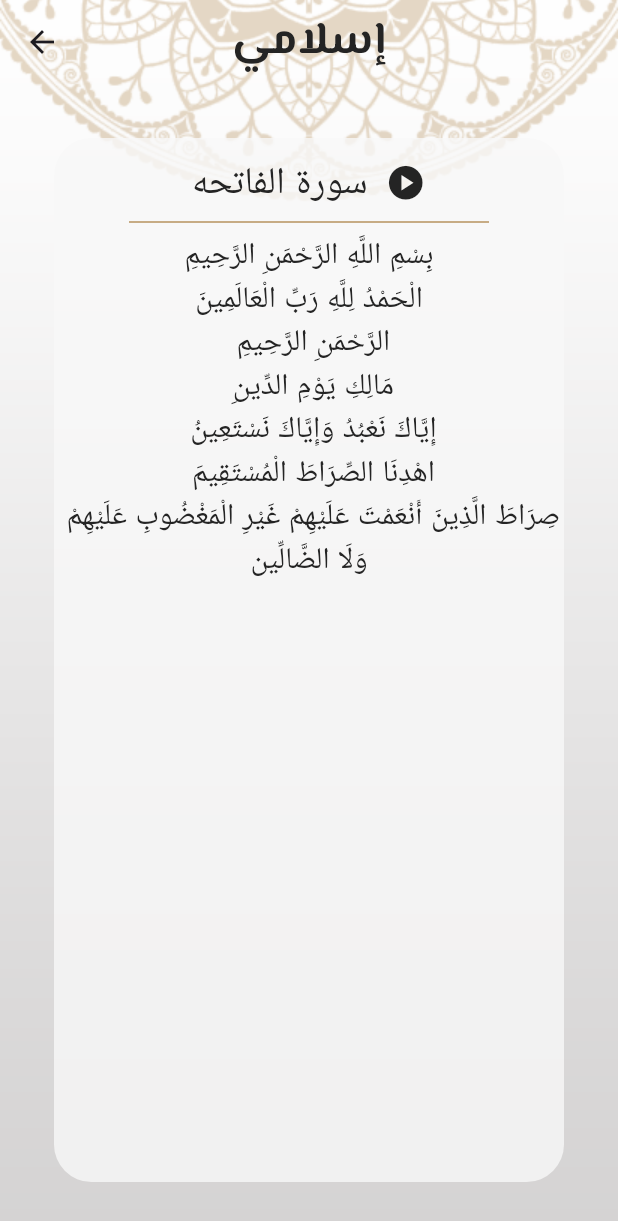
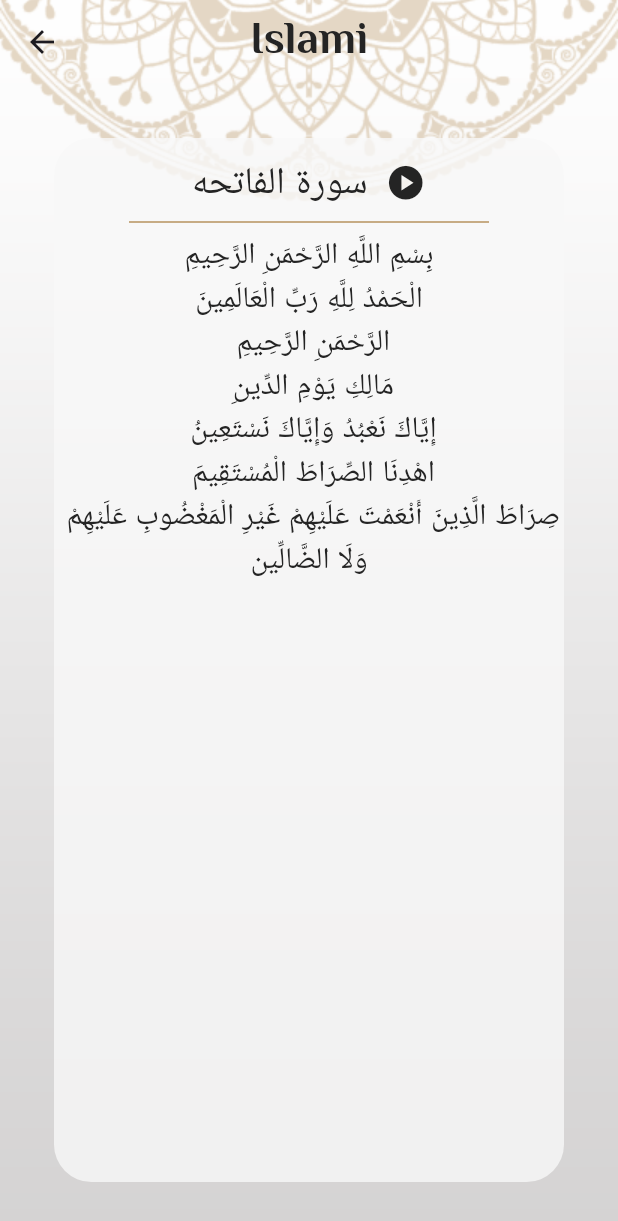
Before and after one commit to Mariam-Elkhelawy/Iqraa, a Flutter app: the QuranTab widget shown alone on an empty page, opened directly, after a tap on "الفاتحه", on a phone screen of 412 x 824 dp. Shown: the top 1221 px of the screen. Run offline on Flutter 3.47's test engine with Material 3 defaults, Android fonts, the phone set to English and light mode, and no system bars; our stand-ins replace another_flutter_splash_screen, google_fonts; generated files the repository leaves out were written again.

Commit message:
localization done

```diff
--- /dev/null
+++ b/l10n.yaml
@@ -0,0 +1,3 @@
+arb-dir: lib/l10n
+template-arb-file: app_en.arb
+output-localization-file: app_localizations.dart
--- a/lib/hadith_details.dart
+++ b/lib/hadith_details.dart
@@ -2,6 +2,8 @@ import 'package:flutter/material.dart';
 import 'package:google_fonts/google_fonts.dart';
 import 'package:islami_app/app_theme.dart';
 import 'package:islami_app/models/hadith_model.dart';
+import 'package:flutter_gen/gen_l10n/app_localizations.dart';
+
 
 class HadithDetails extends StatelessWidget {
   const HadithDetails({super.key});
@@ -9,6 +11,8 @@ class HadithDetails extends StatelessWidget {
 
   @override
   Widget build(BuildContext context) {
+    var local = AppLocalizations.of(context)!;
+
     var model = ModalRoute.of(context)!.settings.arguments as HadithModel;
 
     return Container(
@@ -20,7 +24,7 @@ class HadithDetails extends StatelessWidget {
       ),
       child: Scaffold(
         appBar: AppBar(
-          title: Text('إسلامي'),
+          title: Text(local.islami),
         ),
         body: Padding(
           padding: const EdgeInsets.all(16.0),
@@ -28,7 +32,7 @@ class HadithDetails extends StatelessWidget {
             margin: EdgeInsets.all(20),
             decoration: BoxDecoration(
                 color: Color(0xFFF8F8F8).withOpacity(.8),
-                borderRadius: BorderRadius.circular(25)),
+                borderRadius: BorderRadius.circular(25),),
             child: Column(
               children: [
                 SizedBox(height: 12),
--- a/lib/sura_details.dart
+++ b/lib/sura_details.dart
@@ -3,6 +3,8 @@ import 'package:flutter/services.dart';
 import 'package:google_fonts/google_fonts.dart';
 import 'package:islami_app/app_theme.dart';
 import 'package:islami_app/models/sura_model.dart';
+import 'package:flutter_gen/gen_l10n/app_localizations.dart';
+
 
 class SuraDetailsScreen extends StatefulWidget {
   SuraDetailsScreen({super.key});
@@ -17,6 +19,8 @@ class _SuraDetailsScreenState extends State<SuraDetailsScreen> {
 
   @override
   Widget build(BuildContext context) {
+    var local = AppLocalizations.of(context)!;
+
     var model = ModalRoute.of(context)!.settings.arguments as SuraModel;
     if (verses.isEmpty) {
       loadFiles(model.index);
@@ -32,7 +36,7 @@ class _SuraDetailsScreenState extends State<SuraDetailsScreen> {
       child: Scaffold(
         appBar: AppBar(
           title: Text(
-            'إسلامي'
+           local.islami
           ),
         ),
         body: Padding(
--- a/lib/tabs/ahadeth_tab.dart
+++ b/lib/tabs/ahadeth_tab.dart
@@ -3,6 +3,8 @@ import 'package:flutter/services.dart';
 import 'package:islami_app/app_theme.dart';
 import 'package:islami_app/hadith_details.dart';
 import 'package:islami_app/models/hadith_model.dart';
+import 'package:flutter_gen/gen_l10n/app_localizations.dart';
+
 
 class AhadithTab extends StatefulWidget {
   const AhadithTab({super.key});
@@ -16,6 +18,8 @@ class _AhadithTabState extends State<AhadithTab> {
 
   @override
   Widget build(BuildContext context) {
+    var local = AppLocalizations.of(context)!;
+
     if (ahadithData.isEmpty) {
       LoadHadithFile();
     }
@@ -27,7 +31,7 @@ class _AhadithTabState extends State<AhadithTab> {
           color: AppTheme.primaryColor,
         ),
         Text(
-          'الأحاديث',
+    local.ahadeth,
           style: Theme.of(context).textTheme.bodyLarge,
           textAlign: TextAlign.center,
         ),
--- a/lib/tabs/quran_tab.dart
+++ b/lib/tabs/quran_tab.dart
@@ -2,6 +2,8 @@ import 'package:flutter/material.dart';
 import 'package:islami_app/app_theme.dart';
 import 'package:islami_app/sura_details.dart';
 import 'package:islami_app/models/sura_model.dart';
+import 'package:flutter_gen/gen_l10n/app_localizations.dart';
+
 
 class QuranTab extends StatelessWidget {
   QuranTab({super.key});
@@ -242,6 +244,8 @@ class QuranTab extends StatelessWidget {
 
   @override
   Widget build(BuildContext context) {
+    var local = AppLocalizations.of(context)!;
+
     return Column(
       children: [
         Image.asset(
@@ -255,7 +259,7 @@ class QuranTab extends StatelessWidget {
         Row(
           children: [
             Expanded(
-                child: Text('عدد الآيات',
+                child: Text(local.versesNumber,
                     style: Theme.of(context).textTheme.bodyLarge,
                     textAlign: TextAlign.center)),
             Container(
@@ -265,7 +269,7 @@ class QuranTab extends StatelessWidget {
             ),
             Expanded(
                 child: Text(
-              'اسم السورة',
+              local.suraName,
               style: Theme.of(context).textTheme.bodyLarge,
               textAlign: TextAlign.center,
             )),
--- a/pubspec.yaml
+++ b/pubspec.yaml
@@ -30,6 +30,9 @@ environment:
 dependencies:
   flutter:
     sdk: flutter
+  flutter_localizations:
+    sdk: flutter
+  intl: any
 
 
   # The following adds the Cupertino Icons font to your application.
@@ -56,6 +59,8 @@ dev_dependencies:
 
 # The following section is specific to Flutter packages.
 flutter:
+  generate: true
+
 
   # The following line ensures that the Material Icons font is
   # included with your application, so that you can use the icons in
```
Also changed, not shown: lib/home_screen.dart (+9 -7 lines), lib/l10n/app_ar.arb (added, +16 -0 lines), lib/l10n/app_en.arb (added, +16 -0 lines), lib/main.dart (+14 -0 lines), lib/tabs/settings_tab.dart (+8 -4 lines), pubspec.lock.
